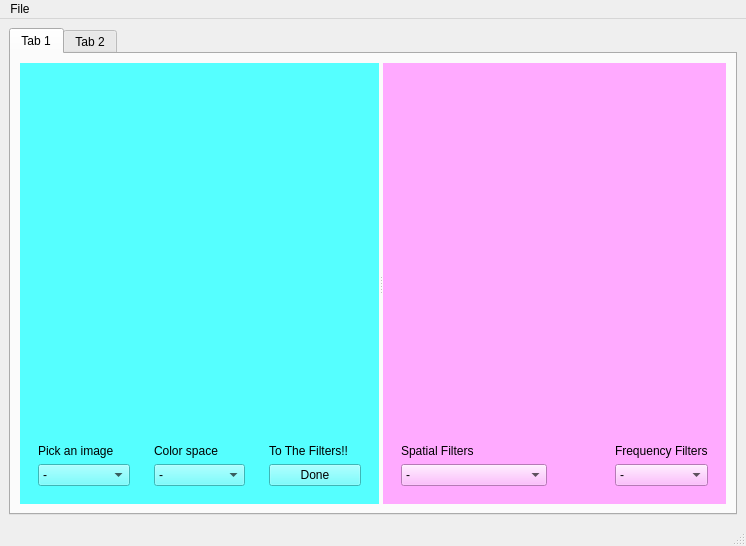
Ahmedwael-afk/Histogram, file Gui.ui: the form before one commit.
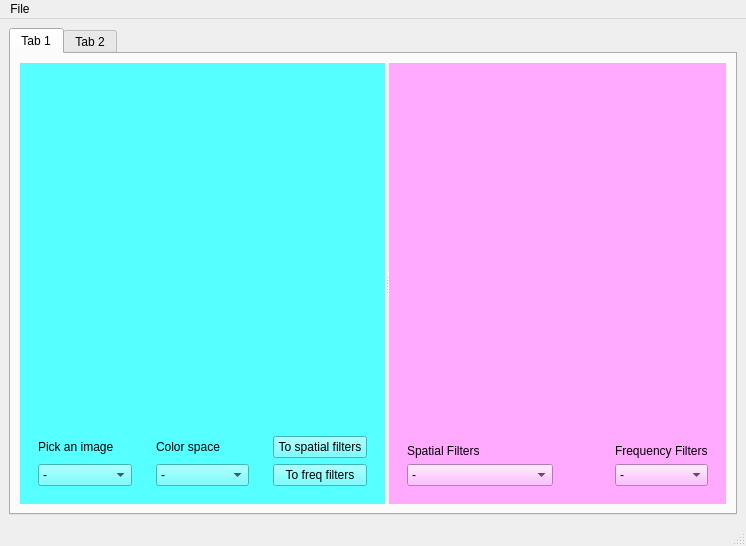
The form after the commit. Icons and pictures are not drawn.

Diff of the .ui file:
```diff
--- a/Gui.ui
+++ b/Gui.ui
@@ -603,21 +603,16 @@
                 <widget class="QWidget" name="widget_5" native="true">
                  <layout class="QVBoxLayout" name="verticalLayout_3">
                   <item>
-                   <widget class="QLabel" name="Done_label">
-                    <property name="font">
-                     <font>
-                      <family>MS Shell Dlg 2</family>
-                     </font>
-                    </property>
+                   <widget class="QPushButton" name="Img_to_filters_spatial">
                     <property name="text">
-                     <string>To The Filters!!</string>
+                     <string>To spatial filters</string>
                     </property>
                    </widget>
                   </item>
                   <item>
                    <widget class="QPushButton" name="Img_to_filters">
                     <property name="text">
-                     <string>Done</string>
+                     <string>To freq filters</string>
                     </property>
                    </widget>
                   </item>
```
Left out of the diff: 2 changed lines with no effect on the pictures.
